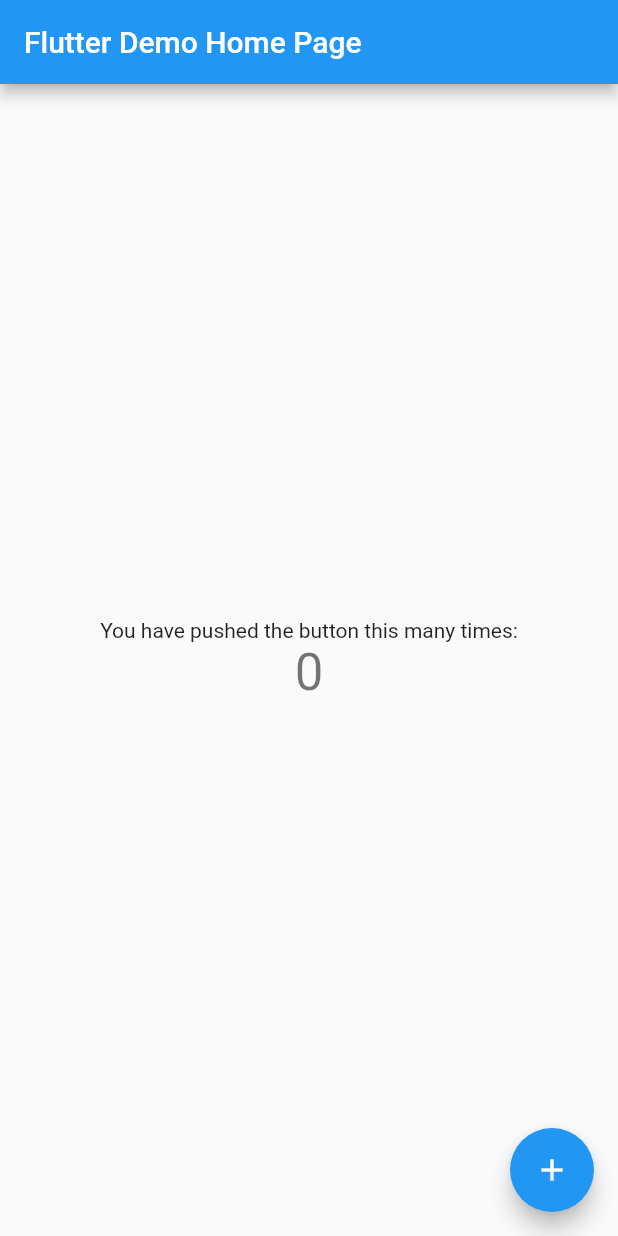
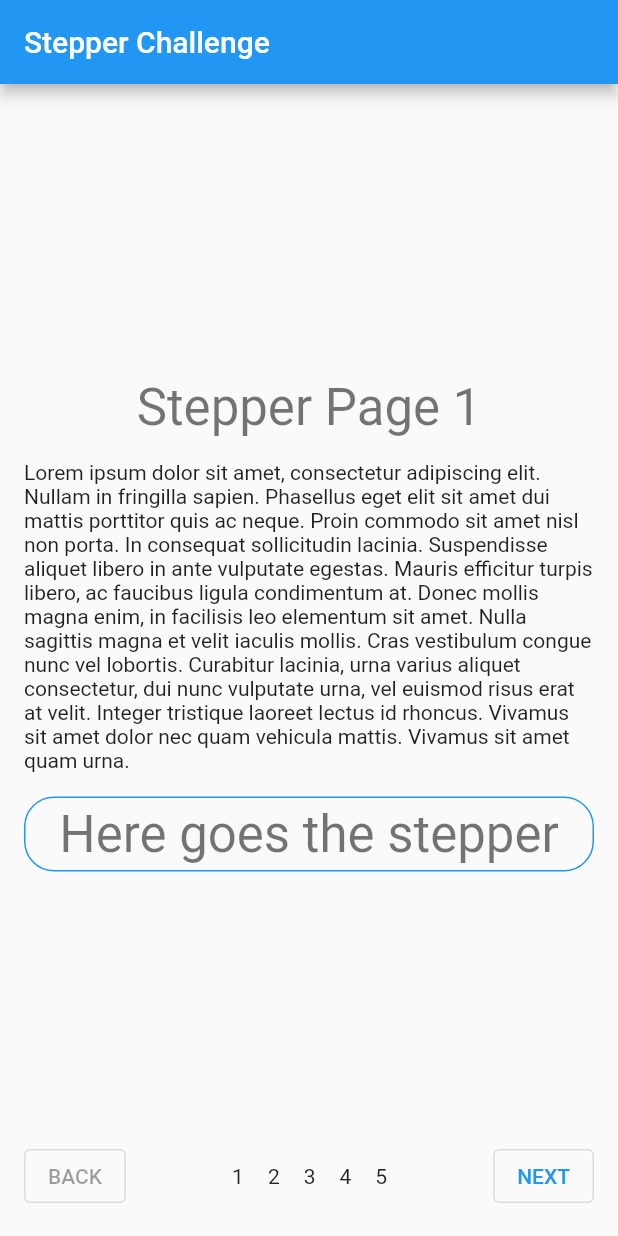
Before and after one commit to BrianCraig/stepper_challenge, a Flutter app: the screen it shows after launch, on a phone screen of 412 x 824 dp. Run offline on Flutter 3.47's test engine with Material 2 defaults, Android fonts, the phone set to English and light mode, and no system bars.

Commit message:
feat: mock challenge

```diff
--- a/lib/main.dart
+++ b/lib/main.dart
@@ -1,5 +1,8 @@
 import 'package:flutter/material.dart';
+import 'package:stepper_app/stepper.dart';
 
+const lorem =
+    'Lorem ipsum dolor sit amet, consectetur adipiscing elit. Nullam in fringilla sapien. Phasellus eget elit sit amet dui mattis porttitor quis ac neque. Proin commodo sit amet nisl non porta. In consequat sollicitudin lacinia. Suspendisse aliquet libero in ante vulputate egestas. Mauris efficitur turpis libero, ac faucibus ligula condimentum at. Donec mollis magna enim, in facilisis leo elementum sit amet. Nulla sagittis magna et velit iaculis mollis. Cras vestibulum congue nunc vel lobortis. Curabitur lacinia, urna varius aliquet consectetur, dui nunc vulputate urna, vel euismod risus erat at velit. Integer tristique laoreet lectus id rhoncus. Vivamus sit amet dolor nec quam vehicula mattis. Vivamus sit amet quam urna.';
 void main() {
   runApp(const MyApp());
 }
@@ -13,103 +16,71 @@ class MyApp extends StatelessWidget {
     return MaterialApp(
       title: 'Flutter Demo',
       theme: ThemeData(
-        // This is the theme of your application.
-        //
-        // Try running your application with "flutter run". You'll see the
-        // application has a blue toolbar. Then, without quitting the app, try
-        // changing the primarySwatch below to Colors.green and then invoke
-        // "hot reload" (press "r" in the console where you ran "flutter run",
-        // or simply save your changes to "hot reload" in a Flutter IDE).
-        // Notice that the counter didn't reset back to zero; the application
-        // is not restarted.
         primarySwatch: Colors.blue,
       ),
-      home: const MyHomePage(title: 'Flutter Demo Home Page'),
+      home: const MyHomePage(),
     );
   }
 }
 
-class MyHomePage extends StatefulWidget {
-  const MyHomePage({super.key, required this.title});
-
-  // This widget is the home page of your application. It is stateful, meaning
-  // that it has a State object (defined below) that contains fields that affect
-  // how it looks.
-
-  // This class is the configuration for the state. It holds the values (in this
-  // case the title) provided by the parent (in this case the App widget) and
-  // used by the build method of the State. Fields in a Widget subclass are
-  // always marked "final".
-
-  final String title;
-
-  @override
-  State<MyHomePage> createState() => _MyHomePageState();
-}
-
-class _MyHomePageState extends State<MyHomePage> {
-  int _counter = 0;
-
-  void _incrementCounter() {
-    setState(() {
-      // This call to setState tells the Flutter framework that something has
-      // changed in this State, which causes it to rerun the build method below
-      // so that the display can reflect the updated values. If we changed
-      // _counter without calling setState(), then the build method would not be
-      // called again, and so nothing would appear to happen.
-      _counter++;
-    });
-  }
+class MyHomePage extends StatelessWidget {
+  const MyHomePage({super.key});
 
   @override
   Widget build(BuildContext context) {
-    // This method is rerun every time setState is called, for instance as done
-    // by the _incrementCounter method above.
-    //
-    // The Flutter framework has been optimized to make rerunning build methods
-    // fast, so that you can just rebuild anything that needs updating rather
-    // than having to individually change instances of widgets.
     return Scaffold(
       appBar: AppBar(
-        // Here we take the value from the MyHomePage object that was created by
-        // the App.build method, and use it to set our appbar title.
-        title: Text(widget.title),
+        title: const Text('Stepper Challenge'),
       ),
-      body: Center(
-        // Center is a layout widget. It takes a single child and positions it
-        // in the middle of the parent.
+      body: Padding(
+        padding: const EdgeInsets.all(16.0),
         child: Column(
-          // Column is also a layout widget. It takes a list of children and
-          // arranges them vertically. By default, it sizes itself to fit its
-          // children horizontally, and tries to be as tall as its parent.
-          //
-          // Invoke "debug painting" (press "p" in the console, choose the
-          // "Toggle Debug Paint" action from the Flutter Inspector in Android
-          // Studio, or the "Toggle Debug Paint" command in Visual Studio Code)
-          // to see the wireframe for each widget.
-          //
-          // Column has various properties to control how it sizes itself and
-          // how it positions its children. Here we use mainAxisAlignment to
-          // center the children vertically; the main axis here is the vertical
-          // axis because Columns are vertical (the cross axis would be
-          // horizontal).
-          mainAxisAlignment: MainAxisAlignment.center,
-          children: <Widget>[
-            const Text(
-              'You have pushed the button this many times:',
+          children: [
+            Expanded(
+              child: Column(
+                mainAxisAlignment: MainAxisAlignment.center,
+                children: <Widget>[
+                  Text(
+                    'Stepper Page 1',
+                    style: Theme.of(context).textTheme.headlineMedium,
+                    textAlign: TextAlign.center,
+                  ),
+                  const SizedBox(height: 16.0),
+                  const Text(lorem),
+                  const SizedBox(height: 16.0),
+                  const MyStepper(),
+                ],
+              ),
             ),
-            Text(
-              '$_counter',
-              style: Theme.of(context).textTheme.headlineMedium,
-            ),
+            Row(
+              mainAxisAlignment: MainAxisAlignment.spaceBetween,
+              children: [
+                OutlinedButton(
+                  onPressed: null,
+                  child: Text("BACK"),
+                ),
+                Row(
+                  children: [
+                    Text('1'),
+                    VerticalDivider(),
+                    Text('2'),
+                    VerticalDivider(),
+                    Text('3'),
+                    VerticalDivider(),
+                    Text('4'),
+                    VerticalDivider(),
+                    Text('5'),
+                  ],
+                ),
+                OutlinedButton(
+                  onPressed: () {},
+                  child: Text("NEXT"),
+                ),
+              ],
+            )
           ],
         ),
       ),
-      floatingActionButton: FloatingActionButton(
-        onPressed: _incrementCounter,
-        tooltip: 'Increment',
-        child: const Icon(Icons.add),
-      ), // This trailing comma makes auto-formatting nicer for build methods.
     );
   }
 }
--- /dev/null
+++ b/lib/stepper.dart
@@ -0,0 +1,24 @@
+import 'package:flutter/material.dart';
+
+class MyStepper extends StatelessWidget {
+  const MyStepper({super.key});
+
+  @override
+  Widget build(BuildContext context) {
+    return Container(
+      decoration: BoxDecoration(
+        border: Border.all(
+          color: Theme.of(context).indicatorColor,
+        ),
+        borderRadius: const BorderRadius.all(Radius.circular(20)),
+      ),
+      padding: const EdgeInsets.all(4.0),
+      width: double.infinity,
+      child: Text(
+        'Here goes the stepper',
+        style: Theme.of(context).textTheme.headlineMedium,
+        textAlign: TextAlign.center,
+      ),
+    );
+  }
+}
```
